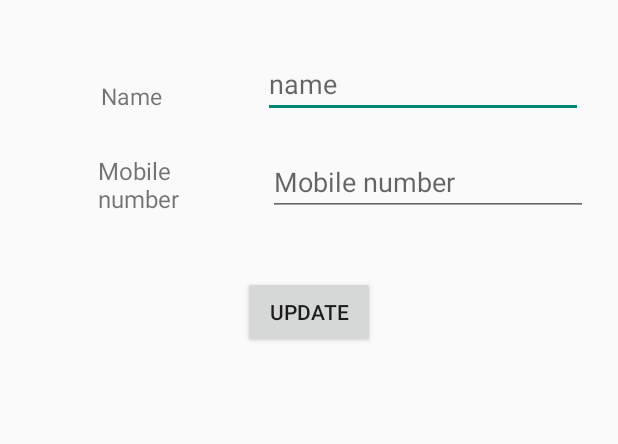
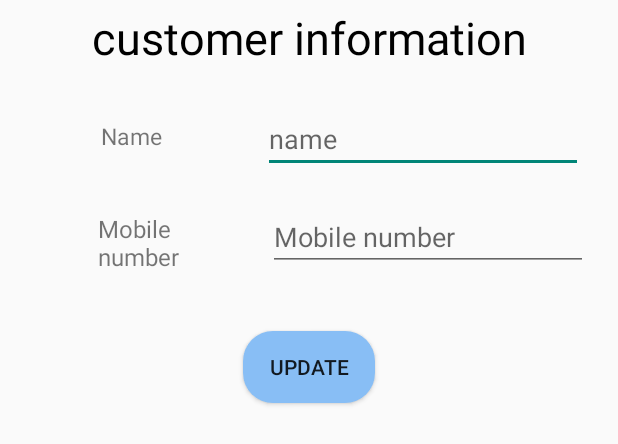
Before and after one commit to piyush-pk47/DigiBill, an Android app: the layout contactinfo.xml on its own in the app's theme, with its tools: preview values and no code run, on a phone screen of 412 x 824 dp. Shown: the top 444 px of the screen. Run offline under Robolectric (Android 15) with nearby library versions, the phone set to English and light mode, and no system bars; Roboto replaces fonts that are not available here.

Commit message:
final product

```diff
--- a/app/src/main/java/com/example/digibill/SignUpTabFragment.java
+++ b/app/src/main/java/com/example/digibill/SignUpTabFragment.java
@@ -37,6 +37,7 @@
     private FirebaseAuth auth;
 
     float v = 0;
+
 
     public SignUpTabFragment() {
         // empty constructor
--- a/app/src/main/res/layout/activity_add_in_cart.xml
+++ b/app/src/main/res/layout/activity_add_in_cart.xml
@@ -22,6 +22,7 @@
         android:layout_height="wrap_content"
         android:text="Generate Bill"
         app:layout_constraintEnd_toEndOf="parent"
+        android:background="@drawable/itemshape"
         app:layout_constraintStart_toStartOf="parent"
         app:layout_constraintTop_toTopOf="parent" />
 </androidx.constraintlayout.widget.ConstraintLayout>
--- a/app/src/main/res/layout/add_item_in_cart.xml
+++ b/app/src/main/res/layout/add_item_in_cart.xml
@@ -28,4 +28,5 @@
         app:layout_constraintHorizontal_bias="0.5"
         app:layout_constraintStart_toStartOf="parent"
         app:layout_constraintTop_toBottomOf="@+id/addUnit" />
+
 </androidx.constraintlayout.widget.ConstraintLayout>
--- a/app/src/main/res/layout/contactinfo.xml
+++ b/app/src/main/res/layout/contactinfo.xml
@@ -10,22 +10,23 @@
         android:id="@+id/coustmerId"
         android:layout_width="wrap_content"
         android:layout_height="wrap_content"
+
         android:layout_marginStart="10dp"
-        android:layout_marginTop="53dp"
+        android:layout_marginTop="30dp"
         android:layout_marginEnd="10dp"
         android:fontFamily="@font/chelsea_market"
         android:text="Name"
         android:textSize="15sp"
         app:layout_constraintEnd_toStartOf="@+id/nameEdit"
         app:layout_constraintStart_toStartOf="parent"
-        app:layout_constraintTop_toTopOf="parent" />
+        app:layout_constraintTop_toBottomOf="@+id/textView13" />
 
     <TextView
         android:id="@+id/phoneNum"
         android:layout_width="wrap_content"
         android:layout_height="wrap_content"
         android:layout_marginStart="10dp"
-        android:layout_marginTop="28dp"
+        android:layout_marginTop="40dp"
         android:layout_marginEnd="20dp"
         android:fontFamily="@font/chelsea_market"
         android:text="Mobile\nnumber"
@@ -39,13 +40,13 @@
         android:id="@+id/nameEdit"
         android:layout_width="wrap_content"
         android:layout_height="wrap_content"
-        android:layout_marginTop="33dp"
+        android:layout_marginTop="20dp"
         android:layout_marginEnd="23dp"
         android:ems="10"
         android:hint="name"
         android:inputType="textPersonName"
         app:layout_constraintEnd_toEndOf="parent"
-        app:layout_constraintTop_toTopOf="parent" />
+        app:layout_constraintTop_toBottomOf="@+id/textView13" />
 
     <EditText
         android:id="@+id/phoneEdit"
@@ -65,7 +66,20 @@
         android:layout_height="wrap_content"
         android:layout_marginTop="40dp"
         android:text="Update"
+        android:background="@drawable/itemshape"
         app:layout_constraintEnd_toEndOf="parent"
         app:layout_constraintStart_toStartOf="parent"
         app:layout_constraintTop_toBottomOf="@+id/phoneEdit" />
+
+    <TextView
+        android:id="@+id/textView13"
+        android:layout_width="match_parent"
+        android:layout_height="50dp"
+        android:text="customer information"
+        android:gravity="center"
+        android:textColor="@color/black"
+        android:textSize="30dp"
+        app:layout_constraintEnd_toEndOf="parent"
+        app:layout_constraintStart_toStartOf="parent"
+        app:layout_constraintTop_toTopOf="parent" />
 </androidx.constraintlayout.widget.ConstraintLayout>
```
